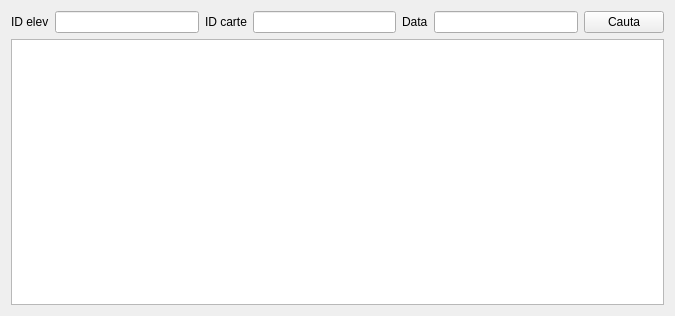
Above: src/main/resources/base/UIs/borrows.ui from nan-dre/OLDI before the change. Below: the same form after it.
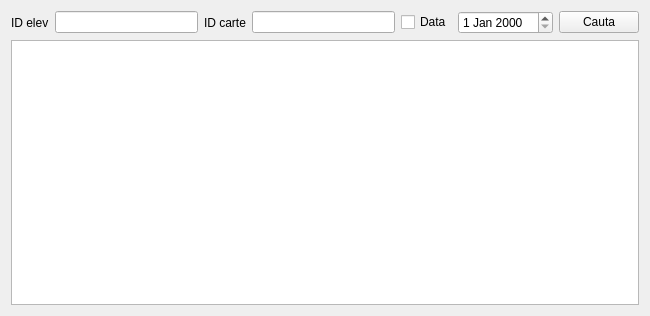
That is the form after the change.

Commit message: Created Ui for borrows tab and main menu

The edit to the form file:
```diff
--- a/src/main/resources/base/UIs/borrows.ui
+++ b/src/main/resources/base/UIs/borrows.ui
@@ -6,7 +6,7 @@
    <rect>
     <x>0</x>
     <y>0</y>
-    <width>675</width>
+    <width>650</width>
     <height>316</height>
    </rect>
   </property>
@@ -37,14 +37,25 @@
       <widget class="QLineEdit" name="lineEdit_2"/>
      </item>
      <item>
-      <widget class="QLabel" name="label_3">
+      <widget class="QCheckBox" name="check_box">
        <property name="text">
         <string>Data</string>
        </property>
       </widget>
      </item>
      <item>
-      <widget class="QLineEdit" name="lineEdit_3"/>
+      <widget class="QDateEdit" name="date_edit">
+       <property name="dateTime">
+        <datetime>
+         <hour>0</hour>
+         <minute>0</minute>
+         <second>0</second>
+         <year>2000</year>
+         <month>1</month>
+         <day>1</day>
+        </datetime>
+       </property>
+      </widget>
      </item>
      <item>
       <widget class="QPushButton" name="pushButton">
```
Left out of the diff: 6 changed lines with no effect on the pictures. The commit also changes 5 other files.
